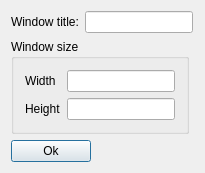
Above: src/PK Creator/ConfigWindow.ui from Hary309/PKCreator before the change. Below: the same form after it.
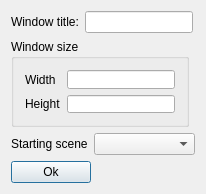
That is the form after the change.

Commit message: Added choosing starting scene

```diff
--- a/src/PK Creator/ConfigWindow.ui
+++ b/src/PK Creator/ConfigWindow.ui
@@ -6,10 +6,22 @@
    <rect>
     <x>0</x>
     <y>0</y>
-    <width>205</width>
-    <height>166</height>
+    <width>206</width>
+    <height>194</height>
    </rect>
   </property>
+  <property name="minimumSize">
+   <size>
+    <width>206</width>
+    <height>194</height>
+   </size>
+  </property>
+  <property name="maximumSize">
+   <size>
+    <width>206</width>
+    <height>194</height>
+   </size>
+  </property>
   <property name="windowTitle">
    <string>Config</string>
   </property>
@@ -99,6 +111,20 @@
      </layout>
     </widget>
    </item>
+   <item>
+    <layout class="QFormLayout" name="formLayout">
+     <item row="0" column="0">
+      <widget class="QLabel" name="sceneLabel">
+       <property name="text">
+        <string>Starting scene</string>
+       </property>
+      </widget>
+     </item>
+     <item row="0" column="1">
+      <widget class="QComboBox" name="startingSceneBox"/>
+     </item>
+    </layout>
+   </item>
    <item>
     <spacer name="verticalSpacer">
      <property name="orientation">
```
The commit also changes 4 other files.
